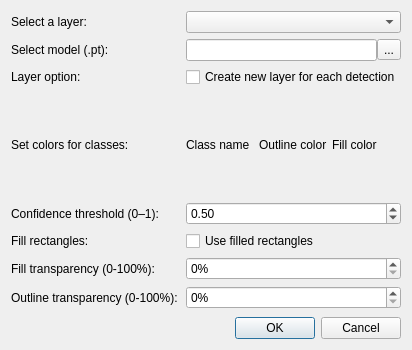
mateusz29/qgis-yolo-plugin, file yolo_plugin/yolo_plugin_dialog_base.ui: the form before one commit.
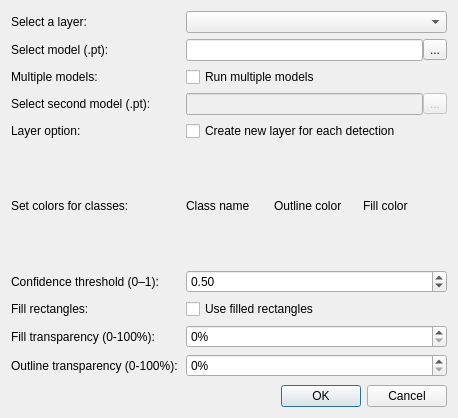
The form after the commit.

Commit message: Implement the ability to run multiple models sequentially

```diff
--- a/yolo_plugin/yolo_plugin_dialog_base.ui
+++ b/yolo_plugin/yolo_plugin_dialog_base.ui
@@ -6,8 +6,8 @@
    <rect>
     <x>0</x>
     <y>0</y>
-    <width>400</width>
-    <height>350</height>
+    <width>458</width>
+    <height>418</height>
    </rect>
   </property>
   <property name="windowTitle">
@@ -22,27 +22,6 @@
      <property name="verticalSpacing">
       <number>6</number>
      </property>
-     <item row="1" column="1">
-      <layout class="QHBoxLayout" name="horizontalLayout">
-       <item>
-        <widget class="QLineEdit" name="lineEdit"/>
-       </item>
-       <item>
-        <widget class="QToolButton" name="toolButton">
-         <property name="text">
-          <string>...</string>
-         </property>
-        </widget>
-       </item>
-      </layout>
-     </item>
-     <item row="1" column="0">
-      <widget class="QLabel" name="label_model">
-       <property name="text">
-        <string>Select model (.pt):</string>
-       </property>
-      </widget>
-     </item>
      <item row="0" column="0">
       <widget class="QLabel" name="label_layer">
        <property name="text">
@@ -53,14 +32,77 @@
      <item row="0" column="1">
       <widget class="QComboBox" name="comboBox"/>
      </item>
+     <item row="1" column="0">
+      <widget class="QLabel" name="label_model1">
+       <property name="text">
+        <string>Select model (.pt):</string>
+       </property>
+      </widget>
+     </item>
+     <item row="1" column="1">
+      <layout class="QHBoxLayout" name="horizontalLayout_model1">
+       <item>
+        <widget class="QLineEdit" name="lineEdit_model1"/>
+       </item>
+       <item>
+        <widget class="QToolButton" name="toolButton_model1">
+         <property name="text">
+          <string>...</string>
+         </property>
+        </widget>
+       </item>
+      </layout>
+     </item>
      <item row="2" column="0">
+      <widget class="QLabel" name="label_multiple_models">
+       <property name="text">
+        <string>Multiple models:</string>
+       </property>
+      </widget>
+     </item>
+     <item row="2" column="1">
+      <widget class="QCheckBox" name="checkBox_run_multiple">
+       <property name="text">
+        <string>Run multiple models</string>
+       </property>
+      </widget>
+     </item>
+     <item row="3" column="0">
+      <widget class="QLabel" name="label_model2">
+       <property name="text">
+        <string>Select second model (.pt):</string>
+       </property>
+      </widget>
+     </item>
+     <item row="3" column="1">
+      <layout class="QHBoxLayout" name="horizontalLayout_model2">
+       <item>
+        <widget class="QLineEdit" name="lineEdit_model2">
+         <property name="enabled">
+          <bool>false</bool>
+         </property>
+        </widget>
+       </item>
+       <item>
+        <widget class="QToolButton" name="toolButton_model2">
+         <property name="enabled">
+          <bool>false</bool>
+         </property>
+         <property name="text">
+          <string>...</string>
+         </property>
+        </widget>
+       </item>
+      </layout>
+     </item>
+     <item row="4" column="0">
       <widget class="QLabel" name="label_layer_option">
        <property name="text">
         <string>Layer option:</string>
        </property>
       </widget>
      </item>
-     <item row="2" column="1">
+     <item row="4" column="1">
       <widget class="QCheckBox" name="checkBox_new_layer">
        <property name="text">
         <string>Create new layer for each detection</string>
@@ -70,7 +112,7 @@
        </property>
       </widget>
      </item>
-     <item row="3" column="0">
+     <item row="5" column="0">
       <widget class="QLabel" name="label_colors">
        <property name="text">
         <string>Set colors for classes:</string>
@@ -80,7 +122,7 @@
        </property>
       </widget>
      </item>
-     <item row="3" column="1">
+     <item row="5" column="1">
       <layout class="QVBoxLayout" name="verticalLayout_colors">
        <property name="spacing">
         <number>4</number>
@@ -125,14 +167,14 @@
        </item>
       </layout>
      </item>
-     <item row="4" column="0">
+     <item row="6" column="0">
       <widget class="QLabel" name="label_confidence">
        <property name="text">
         <string>Confidence threshold (0–1):</string>
        </property>
       </widget>
      </item>
-     <item row="4" column="1">
+     <item row="6" column="1">
       <widget class="QDoubleSpinBox" name="spinBox_confidence">
        <property name="minimum">
         <double>0.000000000000000</double>
@@ -148,28 +190,28 @@
        </property>
       </widget>
      </item>
-     <item row="5" column="0">
+     <item row="7" column="0">
       <widget class="QLabel" name="label_fill">
        <property name="text">
         <string>Fill rectangles:</string>
        </property>
       </widget>
      </item>
-     <item row="5" column="1">
+     <item row="7" column="1">
       <widget class="QCheckBox" name="checkBox_fill">
        <property name="text">
         <string>Use filled rectangles</string>
        </property>
       </widget>
      </item>
-     <item row="6" column="0">
+     <item row="8" column="0">
       <widget class="QLabel" name="label__fill_transparency">
        <property name="text">
         <string>Fill transparency (0-100%):</string>
        </property>
       </widget>
      </item>
-     <item row="6" column="1">
+     <item row="8" column="1">
       <widget class="QSpinBox" name="spinBox_fill_transparency">
        <property name="suffix">
         <string>%</string>
@@ -185,14 +227,14 @@
        </property>
       </widget>
      </item>
-     <item row="7" column="0">
+     <item row="9" column="0">
       <widget class="QLabel" name="label_outline_transparency">
        <property name="text">
         <string>Outline transparency (0-100%):</string>
        </property>
       </widget>
      </item>
-     <item row="7" column="1">
+     <item row="9" column="1">
       <widget class="QSpinBox" name="spinBox_outline_transparency">
        <property name="suffix">
         <string>%</string>
```
Left out of the diff: 6 changed lines with no effect on the pictures. The commit also changes 2 other files.
